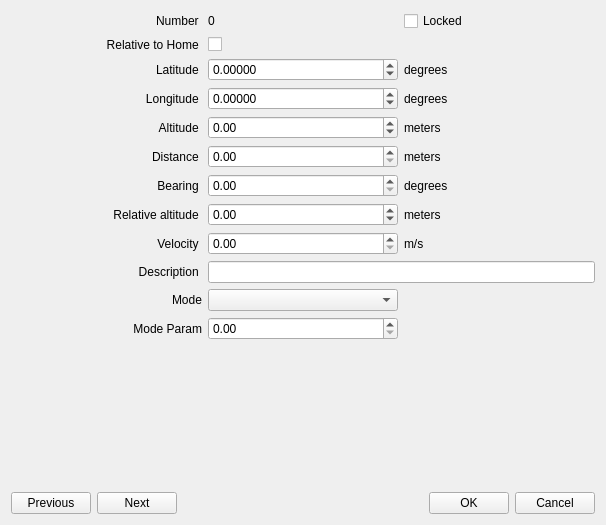
TauLabs/TauLabs, file ground/gcs/src/plugins/pathplanner/waypoint_dialog.ui: the form before one commit.
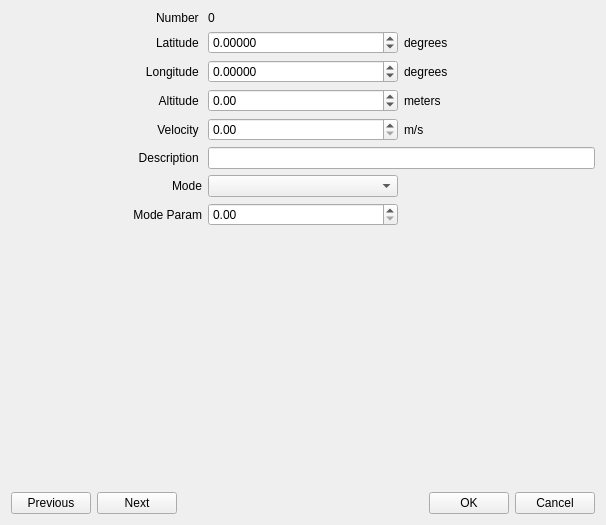
The form after the commit. Icons and pictures are not drawn.

Commit message: Path Planner: Remove unused options from dialog

Patch:
```diff
--- a/ground/gcs/src/plugins/pathplanner/waypoint_dialog.ui
+++ b/ground/gcs/src/plugins/pathplanner/waypoint_dialog.ui
@@ -32,8 +32,89 @@
   <layout class="QVBoxLayout" name="verticalLayout">
    <item>
     <layout class="QGridLayout" name="gridLayout">
+     <item row="4" column="0">
+      <widget class="QLabel" name="label_4">
+       <property name="text">
+        <string>Velocity </string>
+       </property>
+       <property name="alignment">
+        <set>Qt::AlignRight|Qt::AlignTrailing|Qt::AlignVCenter</set>
+       </property>
+      </widget>
+     </item>
+     <item row="1" column="1">
+      <widget class="QDoubleSpinBox" name="doubleSpinBoxLatitude">
+       <property name="sizePolicy">
+        <sizepolicy hsizetype="Preferred" vsizetype="Fixed">
+         <horstretch>0</horstretch>
+         <verstretch>0</verstretch>
+        </sizepolicy>
+       </property>
+       <property name="decimals">
+        <number>5</number>
+       </property>
+       <property name="minimum">
+        <double>-90.000000000000000</double>
+       </property>
+       <property name="maximum">
+        <double>90.000000000000000</double>
+       </property>
+      </widget>
+     </item>
+     <item row="5" column="1" colspan="2">
+      <widget class="QLineEdit" name="lineEditDescription"/>
+     </item>
+     <item row="6" column="0">
+      <widget class="QLabel" name="label">
+       <property name="sizePolicy">
+        <sizepolicy hsizetype="Minimum" vsizetype="Preferred">
+         <horstretch>0</horstretch>
+         <verstretch>0</verstretch>
+        </sizepolicy>
+       </property>
+       <property name="minimumSize">
+        <size>
+         <width>100</width>
+         <height>0</height>
+        </size>
+       </property>
+       <property name="layoutDirection">
+        <enum>Qt::LeftToRight</enum>
+       </property>
+       <property name="text">
+        <string>Mode</string>
+       </property>
+       <property name="alignment">
+        <set>Qt::AlignRight|Qt::AlignTrailing|Qt::AlignVCenter</set>
+       </property>
+      </widget>
+     </item>
+     <item row="0" column="1">
+      <widget class="QLabel" name="lbNumber">
+       <property name="text">
+        <string>0</string>
+       </property>
+      </widget>
+     </item>
+     <item row="3" column="2">
+      <widget class="QLabel" name="label_6">
+       <property name="text">
+        <string>meters</string>
+       </property>
+      </widget>
+     </item>
+     <item row="6" column="1">
+      <widget class="QComboBox" name="cbMode"/>
+     </item>
+     <item row="4" column="2">
+      <widget class="QLabel" name="label_10">
+       <property name="text">
+        <string>m/s</string>
+       </property>
+      </widget>
+     </item>
      <item row="5" column="0">
-      <widget class="QLabel" name="lbDistance">
+      <widget class="QLabel" name="label_8">
        <property name="sizePolicy">
         <sizepolicy hsizetype="Minimum" vsizetype="Preferred">
          <horstretch>0</horstretch>
@@ -41,14 +122,14 @@
         </sizepolicy>
        </property>
        <property name="text">
-        <string>Distance </string>
+        <string>Description </string>
        </property>
        <property name="alignment">
         <set>Qt::AlignRight|Qt::AlignTrailing|Qt::AlignVCenter</set>
        </property>
       </widget>
      </item>
-     <item row="2" column="0">
+     <item row="1" column="0">
       <widget class="QLabel" name="lbLat">
        <property name="sizePolicy">
         <sizepolicy hsizetype="Minimum" vsizetype="Preferred">
@@ -64,48 +145,14 @@
        </property>
       </widget>
      </item>
-     <item row="0" column="0">
-      <widget class="QLabel" name="label_7">
-       <property name="text">
-        <string>Number </string>
-       </property>
-       <property name="alignment">
-        <set>Qt::AlignRight|Qt::AlignTrailing|Qt::AlignVCenter</set>
-       </property>
-      </widget>
-     </item>
-     <item row="6" column="0">
-      <widget class="QLabel" name="lbBearing">
-       <property name="text">
-        <string>Bearing </string>
-       </property>
-       <property name="alignment">
-        <set>Qt::AlignRight|Qt::AlignTrailing|Qt::AlignVCenter</set>
-       </property>
-      </widget>
-     </item>
-     <item row="8" column="1">
+     <item row="4" column="1">
       <widget class="QDoubleSpinBox" name="doubleSpinBoxVelocity">
        <property name="maximum">
         <double>999999999.000000000000000</double>
        </property>
       </widget>
      </item>
-     <item row="7" column="2">
-      <widget class="QLabel" name="label_9">
-       <property name="text">
-        <string>meters</string>
-       </property>
-      </widget>
-     </item>
-     <item row="5" column="2">
-      <widget class="QLabel" name="lbDistanceMeters">
-       <property name="text">
-        <string>meters</string>
-       </property>
-      </widget>
-     </item>
-     <item row="11" column="0">
+     <item row="7" column="0">
       <widget class="QLabel" name="modeParams">
        <property name="sizePolicy">
         <sizepolicy hsizetype="Minimum" vsizetype="Preferred">
@@ -124,78 +171,30 @@
        </property>
       </widget>
      </item>
-     <item row="8" column="0">
-      <widget class="QLabel" name="label_4">
-       <property name="text">
-        <string>Velocity </string>
-       </property>
-       <property name="alignment">
-        <set>Qt::AlignRight|Qt::AlignTrailing|Qt::AlignVCenter</set>
-       </property>
-      </widget>
-     </item>
-     <item row="10" column="1">
-      <widget class="QComboBox" name="cbMode"/>
-     </item>
-     <item row="3" column="2">
-      <widget class="QLabel" name="lbDegLong">
-       <property name="text">
-        <string>degrees</string>
-       </property>
-      </widget>
-     </item>
-     <item row="2" column="2">
+     <item row="1" column="2">
       <widget class="QLabel" name="lbDegLat">
        <property name="text">
         <string>degrees</string>
        </property>
       </widget>
      </item>
-     <item row="6" column="2">
-      <widget class="QLabel" name="lbBearingDeg">
-       <property name="text">
-        <string>degrees</string>
-       </property>
-      </widget>
-     </item>
-     <item row="4" column="2">
-      <widget class="QLabel" name="label_6">
-       <property name="text">
-        <string>meters</string>
-       </property>
-      </widget>
-     </item>
-     <item row="4" column="1">
-      <widget class="QDoubleSpinBox" name="doubleSpinBoxAltitude">
-       <property name="minimum">
-        <double>-5000.000000000000000</double>
-       </property>
-       <property name="maximum">
-        <double>5000.000000000000000</double>
-       </property>
-      </widget>
-     </item>
-     <item row="9" column="1" colspan="2">
-      <widget class="QLineEdit" name="lineEditDescription"/>
-     </item>
-     <item row="8" column="2">
-      <widget class="QLabel" name="label_10">
-       <property name="text">
-        <string>m/s</string>
-       </property>
-      </widget>
-     </item>
-     <item row="6" column="1">
-      <widget class="QDoubleSpinBox" name="doubleSpinBoxBearing">
-       <property name="decimals">
-        <number>2</number>
-       </property>
-       <property name="maximum">
-        <double>360.000000000000000</double>
-       </property>
-      </widget>
-     </item>
      <item row="3" column="0">
+      <widget class="QLabel" name="label_3">
+       <property name="sizePolicy">
+        <sizepolicy hsizetype="Minimum" vsizetype="Preferred">
+         <horstretch>0</horstretch>
+         <verstretch>0</verstretch>
+        </sizepolicy>
+       </property>
+       <property name="text">
+        <string>Altitude </string>
+       </property>
+       <property name="alignment">
+        <set>Qt::AlignRight|Qt::AlignTrailing|Qt::AlignVCenter</set>
+       </property>
+      </widget>
+     </item>
+     <item row="2" column="0">
       <widget class="QLabel" name="lbLong">
        <property name="enabled">
         <bool>true</bool>
@@ -214,76 +213,24 @@
        </property>
       </widget>
      </item>
-     <item row="0" column="1">
-      <widget class="QLabel" name="lbNumber">
-       <property name="text">
-        <string>0</string>
-       </property>
-      </widget>
-     </item>
-     <item row="0" column="2">
-      <widget class="QCheckBox" name="checkBoxLocked">
-       <property name="layoutDirection">
-        <enum>Qt::LeftToRight</enum>
-       </property>
-       <property name="text">
-        <string>Locked</string>
-       </property>
-      </widget>
-     </item>
-     <item row="4" column="0">
-      <widget class="QLabel" name="label_3">
-       <property name="sizePolicy">
-        <sizepolicy hsizetype="Minimum" vsizetype="Preferred">
-         <horstretch>0</horstretch>
-         <verstretch>0</verstretch>
-        </sizepolicy>
-       </property>
-       <property name="text">
-        <string>Altitude </string>
-       </property>
-       <property name="alignment">
-        <set>Qt::AlignRight|Qt::AlignTrailing|Qt::AlignVCenter</set>
-       </property>
-      </widget>
-     </item>
-     <item row="2" column="1">
-      <widget class="QDoubleSpinBox" name="doubleSpinBoxLatitude">
-       <property name="sizePolicy">
-        <sizepolicy hsizetype="Preferred" vsizetype="Fixed">
-         <horstretch>0</horstretch>
-         <verstretch>0</verstretch>
-        </sizepolicy>
-       </property>
-       <property name="decimals">
-        <number>5</number>
-       </property>
+     <item row="3" column="1">
+      <widget class="QDoubleSpinBox" name="doubleSpinBoxAltitude">
        <property name="minimum">
-        <double>-90.000000000000000</double>
+        <double>-5000.000000000000000</double>
        </property>
        <property name="maximum">
-        <double>90.000000000000000</double>
+        <double>5000.000000000000000</double>
        </property>
       </widget>
      </item>
-     <item row="1" column="1">
-      <widget class="QCheckBox" name="checkBoxRelative">
+     <item row="2" column="2">
+      <widget class="QLabel" name="lbDegLong">
        <property name="text">
-        <string/>
+        <string>degrees</string>
        </property>
       </widget>
      </item>
-     <item row="7" column="0">
-      <widget class="QLabel" name="label_5">
-       <property name="text">
-        <string>Relative altitude </string>
-       </property>
-       <property name="alignment">
-        <set>Qt::AlignRight|Qt::AlignTrailing|Qt::AlignVCenter</set>
-       </property>
-      </widget>
-     </item>
-     <item row="11" column="1">
+     <item row="7" column="1">
       <widget class="QDoubleSpinBox" name="dsb_modeParams">
        <property name="maximum">
         <double>999999999.000000000000000</double>
@@ -293,33 +240,17 @@
        </property>
       </widget>
      </item>
-     <item row="9" column="0">
-      <widget class="QLabel" name="label_8">
-       <property name="sizePolicy">
-        <sizepolicy hsizetype="Minimum" vsizetype="Preferred">
-         <horstretch>0</horstretch>
-         <verstretch>0</verstretch>
-        </sizepolicy>
-       </property>
+     <item row="0" column="0">
+      <widget class="QLabel" name="label_7">
        <property name="text">
-        <string>Description </string>
+        <string>Number </string>
        </property>
        <property name="alignment">
         <set>Qt::AlignRight|Qt::AlignTrailing|Qt::AlignVCenter</set>
        </property>
       </widget>
      </item>
-     <item row="7" column="1">
-      <widget class="QDoubleSpinBox" name="doubleSpinBoxRelativeAltitude">
-       <property name="minimum">
-        <double>-999999999.000000000000000</double>
-       </property>
-       <property name="maximum">
-        <double>999999999.000000000000000</double>
-       </property>
-      </widget>
-     </item>
-     <item row="3" column="1">
+     <item row="2" column="1">
       <widget class="QDoubleSpinBox" name="doubleSpinBoxLongitude">
        <property name="decimals">
         <number>5</number>
@@ -332,57 +263,6 @@
        </property>
       </widget>
      </item>
-     <item row="5" column="1">
-      <widget class="QDoubleSpinBox" name="doubleSpinBoxDistance">
-       <property name="decimals">
-        <number>2</number>
-       </property>
-       <property name="maximum">
-        <double>999999999.000000000000000</double>
-       </property>
-      </widget>
-     </item>
-     <item row="10" column="0">
-      <widget class="QLabel" name="label">
-       <property name="sizePolicy">
-        <sizepolicy hsizetype="Minimum" vsizetype="Preferred">
-         <horstretch>0</horstretch>
-         <verstretch>0</verstretch>
-        </sizepolicy>
-       </property>
-       <property name="minimumSize">
-        <size>
-         <width>100</width>
-         <height>0</height>
-        </size>
-       </property>
-       <property name="layoutDirection">
-        <enum>Qt::LeftToRight</enum>
-       </property>
-       <property name="text">
-        <string>Mode</string>
-       </property>
-       <property name="alignment">
-        <set>Qt::AlignRight|Qt::AlignTrailing|Qt::AlignVCenter</set>
-       </property>
-      </widget>
-     </item>
-     <item row="1" column="0">
-      <widget class="QLabel" name="Type">
-       <property name="sizePolicy">
-        <sizepolicy hsizetype="Minimum" vsizetype="Preferred">
-         <horstretch>0</horstretch>
-         <verstretch>0</verstretch>
-        </sizepolicy>
-       </property>
-       <property name="text">
-        <string>Relative to Home </string>
-       </property>
-       <property name="alignment">
-        <set>Qt::AlignRight|Qt::AlignTrailing|Qt::AlignVCenter</set>
-       </property>
-      </widget>
-     </item>
     </layout>
    </item>
    <item>
```
The commit also changes 3 other files.
